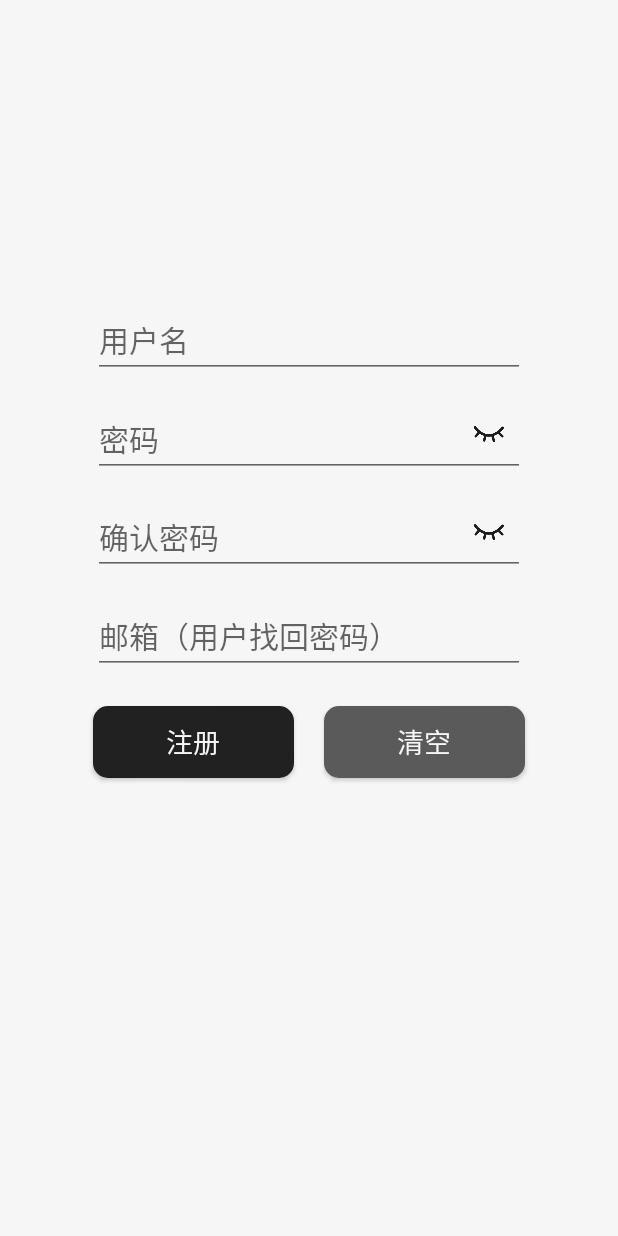
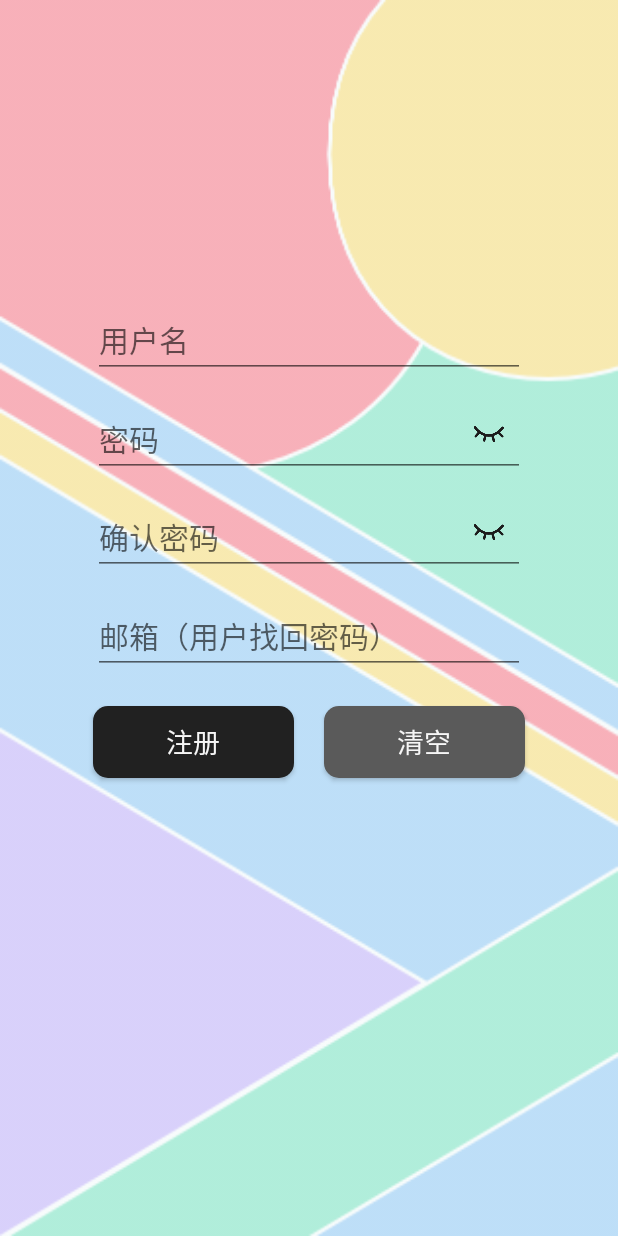
Before and after one commit to HorsenLiu/SparrowNotes, an Android app: the RegisterActivity screen opened directly, with no data from a screen before it, on a phone screen of 412 x 824 dp. Run offline under Robolectric (Android 15) with nearby library versions, the phone set to English and light mode, and no system bars; our stand-ins replace ButterKnife.

Commit message:
修改:登录等页面的背景

```diff
--- a/app/src/main/java/com/example/sparrownotes/dao/NoteDao.java
+++ b/app/src/main/java/com/example/sparrownotes/dao/NoteDao.java
@@ -52,7 +52,7 @@ public class NoteDao {
     }
 
     /**
-     * 向user表中添加一条数据
+     * 向note表中添加一条数据
      * create:插入一条数据或集合
      * createIfNotExists:如果不存在则插入
      * createOrUpdate:如果指定id则更新
--- a/app/src/main/res/layout/activity_register.xml
+++ b/app/src/main/res/layout/activity_register.xml
@@ -4,7 +4,7 @@
     xmlns:tools="http://schemas.android.com/tools"
     android:layout_width="match_parent"
     android:layout_height="match_parent"
-    android:background="@color/background"
+    android:background="@drawable/home_background"
     tools:context=".MainActivity">
 
     <Button
@@ -41,12 +41,12 @@
         android:id="@+id/textInputLayout1"
         android:layout_width="0dp"
         android:layout_height="wrap_content"
+        android:focusable="true"
+        android:focusableInTouchMode="true"
         app:layout_constraintBottom_toTopOf="@+id/guideline11"
         app:layout_constraintEnd_toStartOf="@+id/guideline9"
         app:layout_constraintStart_toStartOf="@+id/guideline6"
-        app:layout_constraintTop_toTopOf="@+id/guideline11"
-        android:focusable="true"
-        android:focusableInTouchMode="true">
+        app:layout_constraintTop_toTopOf="@+id/guideline11">
 
         <EditText
             android:id="@+id/edit_username_reg"
@@ -63,12 +63,12 @@
         android:id="@+id/textInputLayout2"
         android:layout_width="0dp"
         android:layout_height="wrap_content"
+        android:focusable="true"
+        android:focusableInTouchMode="true"
         app:layout_constraintBottom_toTopOf="@+id/guideline3"
         app:layout_constraintEnd_toStartOf="@+id/guideline9"
         app:layout_constraintStart_toStartOf="@+id/guideline6"
-        app:layout_constraintTop_toTopOf="@+id/guideline3"
-        android:focusable="true"
-        android:focusableInTouchMode="true">
+        app:layout_constraintTop_toTopOf="@+id/guideline3">
 
         <EditText
             android:id="@+id/edit_confirm_pwd_reg"
@@ -80,16 +80,17 @@
             android:textSize="20sp" />
 
     </com.google.android.material.textfield.TextInputLayout>
+
     <com.google.android.material.textfield.TextInputLayout
         android:id="@+id/textInputLayout3"
         android:layout_width="0dp"
         android:layout_height="wrap_content"
+        android:focusable="true"
+        android:focusableInTouchMode="true"
         app:layout_constraintBottom_toTopOf="@+id/guideline10"
         app:layout_constraintEnd_toStartOf="@+id/guideline9"
         app:layout_constraintStart_toStartOf="@+id/guideline6"
-        app:layout_constraintTop_toTopOf="@+id/guideline10"
-        android:focusable="true"
-        android:focusableInTouchMode="true">
+        app:layout_constraintTop_toTopOf="@+id/guideline10">
 
         <EditText
             android:id="@+id/edit_password_reg"
@@ -106,12 +107,12 @@
         android:id="@+id/textInputLayout4"
         android:layout_width="0dp"
         android:layout_height="wrap_content"
+        android:focusable="true"
+        android:focusableInTouchMode="true"
         app:layout_constraintBottom_toTopOf="@+id/guideline4"
         app:layout_constraintEnd_toStartOf="@+id/guideline9"
         app:layout_constraintStart_toStartOf="@+id/guideline6"
-        app:layout_constraintTop_toTopOf="@+id/guideline4"
-        android:focusable="true"
-        android:focusableInTouchMode="true">
+        app:layout_constraintTop_toTopOf="@+id/guideline4">
 
         <EditText
             android:id="@+id/edit_email_reg"
```
Also changed, not shown: app/src/main/res/layout/activity_find_pwd.xml (+10 -10 lines), app/src/main/res/layout/activity_main.xml (+7 -7 lines), app/src/main/res/drawable-xxhdpi/home_background.png (added).
